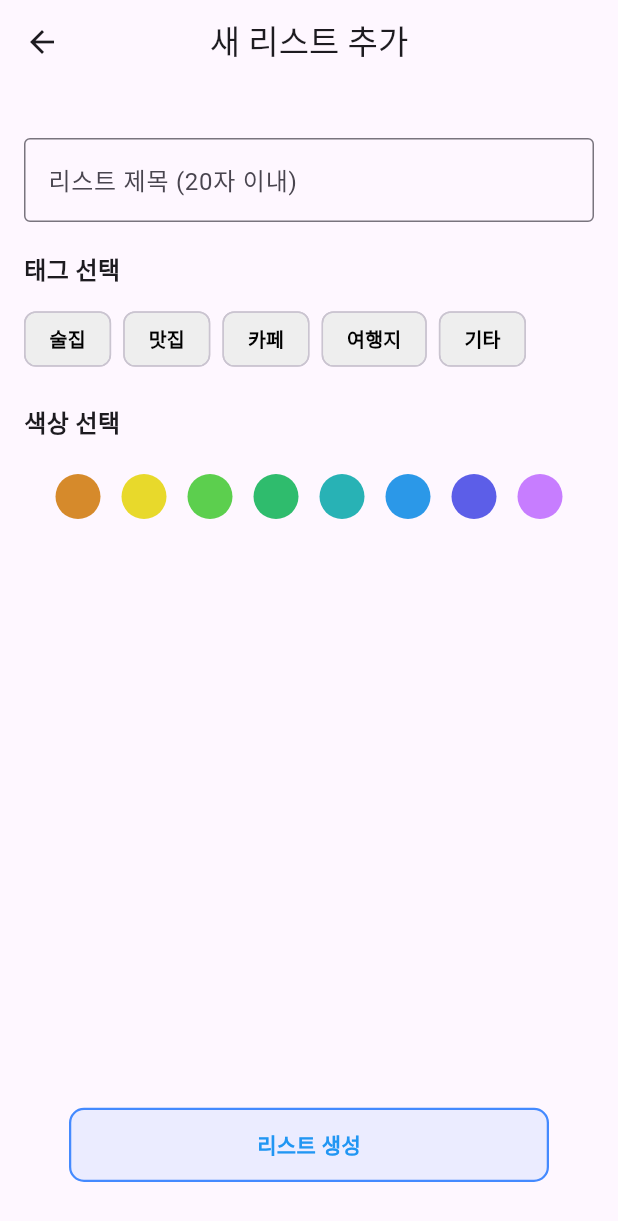
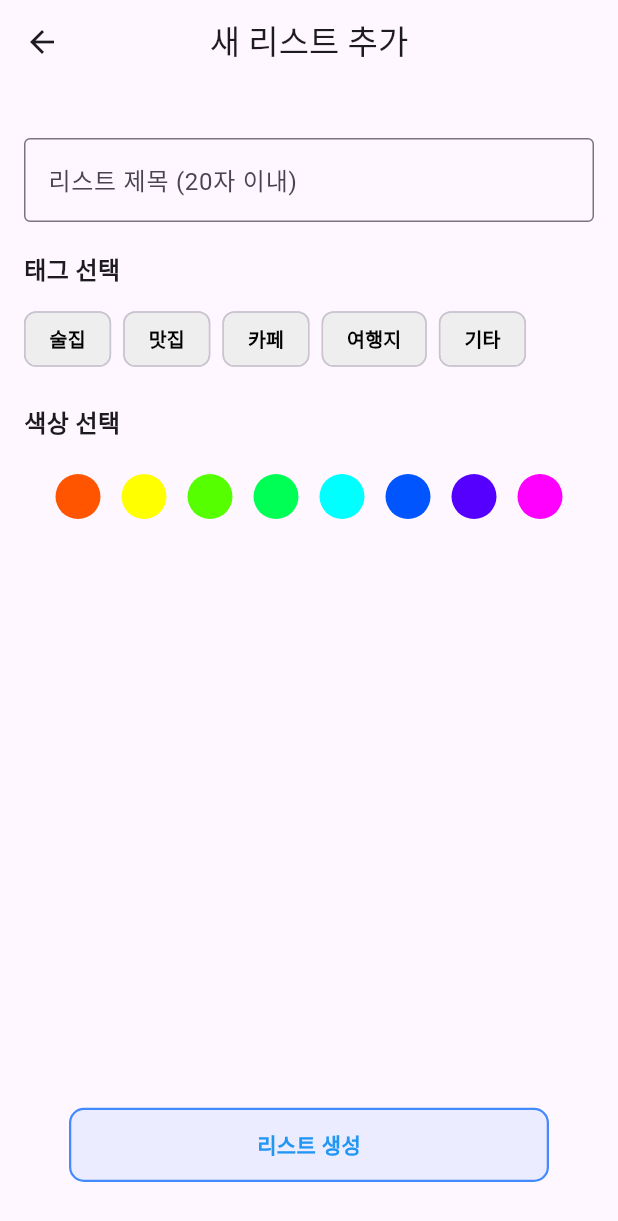
Before and after one commit to 2GS-LuckyTon/Pinmate_FE, a Flutter app: the MainScreen screen opened directly, item 2 of the bottom bar chosen, after a tap on "리스트 만들기", on a phone screen of 412 x 824 dp. Shown: the top 1221 px of the screen. Run offline on Flutter 3.47's test engine with Material 3 defaults, Android fonts, the phone set to English and light mode, and no system bars; our stand-ins replace flutter_screenutil, google_maps_flutter, location, shared_preferences; accounts and stored records are empty; network calls fail.

```diff
--- a/lib/screen/login/login.dart
+++ b/lib/screen/login/login.dart
@@ -25,14 +25,14 @@ class LoginScreen extends StatelessWidget {
               child: Column(
                 mainAxisAlignment: MainAxisAlignment.center,
                 children: [
-                  SizedBox(height: 0.2.sh), // 상단에 여백 추가
+                  SizedBox(height: 0.1.sh), // 상단에 여백 추가
                   const _Logo(),
                   SizedBox(height: 20.h), // 로고와 폼 사이의 간격
                   _FormContent(
                     idController: _idController,
                     passwordController: _passwordController,
                   ),
-                  SizedBox(height: 0.1.sh), // 하단 여백 추가
+                  SizedBox(height: 1.0.sh), // 하단 여백 추가
                 ],
               ),
             ),
--- a/lib/screen/mainfunction/saved/make_list_screen.dart
+++ b/lib/screen/mainfunction/saved/make_list_screen.dart
@@ -12,15 +12,16 @@ class MakeListScreen extends StatefulWidget {
 class _MakeListScreenState extends State<MakeListScreen> {
   final TextEditingController _titleController = TextEditingController();
   Color? selectedColor;
-  final List<Color> colorOptions = [
-    Color(0xFFD68A2B), // 20
-    Color(0xFFE8D92B), // 60
-    Color(0xFF5CCF4E), // 100
-    Color(0xFF2FBC6D), // 140
-    Color(0xFF28B2B5), // 180
-    Color(0xFF2B98E8), // 220
-    Color(0xFF5C5EE8), // 260
-    Color(0xFFC77DFF), // 300
+  double? seletedColor_hug;
+  final List<int> colorOptions = [
+    20,  // Color(0xFFD68A2B)
+    60,  // Color(0xFFE8D92B)
+    100, // Color(0xFF5CCF4E)
+    140, // Color(0xFF2FBC6D)
+    180, // Color(0xFF28B2B5)
+    220, // Color(0xFF2B98E8)
+    260, // Color(0xFF5C5EE8)
+    300, // Color(0xFFC77DFF)
   ];
   String? errorText;
 
@@ -28,7 +29,7 @@ class _MakeListScreenState extends State<MakeListScreen> {
   String? _selectedTag;
 
   Future<void> _createList() async {
-    if (_titleController.text.isEmpty || _selectedTag == null) {
+    if (_titleController.text.isEmpty || _selectedTag == null || selectedColor == null) {
       setState(() {
         errorText = _titleController.text.isEmpty ? "빈칸입니다!" : "태그를 선택하세요!";
       });
@@ -39,14 +40,15 @@ class _MakeListScreenState extends State<MakeListScreen> {
       errorText = null;
     });
 
-    final chosenColor = selectedColor?.value.toString() ?? Colors.blue.value.toString();
-
+    // Color가 선택된 경우 hue 값을 추출
+    if (selectedColor != null) { // 추가된 null 체크
+    print(seletedColor_hug);
       // POST request
       final response = await http.post(
         Uri.parse('https://your-api-url.com/api/list'),
         body: {
           'title': _titleController.text,
-        'color': chosenColor,
+          'color': seletedColor_hug, // hue를 문자열로 변환
           'tag': _selectedTag!,
         },
       );
@@ -57,6 +59,12 @@ class _MakeListScreenState extends State<MakeListScreen> {
         Navigator.pop(context);
         ScaffoldMessenger.of(context).showSnackBar(
           SnackBar(content: Text('리스트 생성 실패')),
+        );
+      }
+    } else {
+      // 색상이 선택되지 않았을 경우의 처리
+      ScaffoldMessenger.of(context).showSnackBar(
+        SnackBar(content: Text('색상을 선택하세요!')),
       );
     }
   }
@@ -117,11 +125,15 @@ class _MakeListScreenState extends State<MakeListScreen> {
                 Center(
                   child: Wrap(
                     spacing: 10,
-                    children: colorOptions.map((color) {
+                    children: colorOptions.map((color_hug) {
+                      double hue = color_hug is int ? (color_hug as int).toDouble() : 0.0;
+                      Color color = HSVColor.fromAHSV(1.0, hue, 1.0, 1.0).toColor(); // Create color from hue
+
                       return GestureDetector(
                         onTap: () {
                           setState(() {
                             selectedColor = color;
+                            seletedColor_hug = hue;
                           });
                         },
                         child: AnimatedContainer(
--- a/lib/screen/mainfunction/saved/saved_screen.dart
+++ b/lib/screen/mainfunction/saved/saved_screen.dart
@@ -13,8 +13,7 @@ class _SavedScreenState extends State<SavedScreen> {
   // 더미 데이터 리스트 생성
   final List<Map<String, dynamic>> savedItems = [
     {
-      'icon': Icons.location_on_outlined,
-      'color': Colors.pink,
+      'color': 20,
       'title': '경주',
       'locationCount': 32,
       'sharedCount': 122,
@@ -22,8 +21,7 @@ class _SavedScreenState extends State<SavedScreen> {
       'reviewChecked': false, // 리뷰 미작성
     },
     {
-      'icon': Icons.location_on_outlined,
-      'color': Colors.pink,
+      'color': 20,
       'title': '서울',
       'locationCount': 32,
       'sharedCount': 61,
@@ -31,8 +29,7 @@ class _SavedScreenState extends State<SavedScreen> {
       'reviewChecked': true, // 내 리스트는 리뷰 속성 필요 없음
     },
     {
-      'icon': Icons.location_on_outlined,
-      'color': Colors.amber,
+      'color': 100,
       'title': '맛방대지도',
       'locationCount': 32,
       'sharedCount': 61,
@@ -139,8 +136,10 @@ class _SavedScreenState extends State<SavedScreen> {
 
   // 리스트 아이템을 생성하는 메서드
   Widget buildListItem(Map<String, dynamic> item) {
+    double hue = item['color'] is int ? (item['color'] as int).toDouble() : 0.0;
+    Color color = HSVColor.fromAHSV(1.0, hue, 1.0, 1.0).toColor(); // Create color from hue
     return ListTile(
-      leading: Icon(item['icon'], color: item['color']),
+      leading: Icon(Icons.location_on_outlined, color: color),
       title: Text(item['title']),
       subtitle: Row(
         children: [
--- a/lib/screen/widgets/draggable_modal_sheet.dart
+++ b/lib/screen/widgets/draggable_modal_sheet.dart
@@ -1,52 +1,80 @@
 import 'package:flutter/material.dart';
 import 'package:flutter/cupertino.dart';
+import 'package:http/http.dart' as http;
+import 'dart:convert'; // JSON을 사용하기 위해 import합니다.
 import 'package:shared_map_app/screen/mainfunction/list/list_detail_screen.dart';
 import '../mainfunction/saved/make_list_screen.dart';
 
 class DraggableModalSheet extends StatelessWidget {
   const DraggableModalSheet({Key? key}) : super(key: key);
 
-  @override
-  Widget build(BuildContext context) {
-    final List<Map<String, dynamic>> savedItems = [
+  // 서버에서 데이터를 받아오는 함수
+  Future<List<Map<String, dynamic>>> _fetchSavedItems() async {
+    try {
+      final response = await http.get(Uri.parse('https://your-api-url.com/api/saved-items')); // 실제 API URL로 변경해야 합니다.
+
+      if (response.statusCode == 200) {
+        List<dynamic> jsonData = json.decode(response.body);
+        return jsonData.map((item) => item as Map<String, dynamic>).toList();
+      } else {
+        throw Exception('Failed to load saved items');
+      }
+    } catch (e) {
+      // 에러 발생 시 더미 데이터 반환
+      return _getDummyData();
+    }
+  }
+
+  // 더미 데이터 반환 함수
+  List<Map<String, dynamic>> _getDummyData() {
+    return [
       {
-        'icon': Icons.location_on_outlined,
-        'color': Colors.pink,
+        'color': 20,
         'title': '경주',
         'locationCount': 32,
         'sharedCount': 122,
         'mymine': false,
+        'places': [
+          {
+            'title': '경주 대릉원',
+            'latitude': 35.8352,
+            'longitude': 129.2190,
+            'description': '경주의 대표적인 고분군',
           },
           {
-        'icon': Icons.location_on_outlined,
-        'color': Colors.pink,
+            'title': '경주 불국사',
+            'latitude': 35.7894,
+            'longitude': 129.3312,
+            'description': '유네스코 세계문화유산',
+          },
+        ],
+      },
+      {
+        'color': 40,
         'title': '서울',
         'locationCount': 32,
         'sharedCount': 61,
         'mymine': true,
+        'places': [
+          {
+            'title': '인천대 공학대학',
+            'latitude': 37.3757,
+            'longitude': 126.6323,
+            'description': '공학 분야 교육의 중심지',
           },
           {
-        'icon': Icons.location_on_outlined,
-        'color': Colors.amber,
-        'title': '맛방대지도',
-        'locationCount': 32,
-        'sharedCount': 61,
-        'mymine': true,
+            'title': '인천대학교 학산도서관',
+            'latitude': 37.3747,
+            'longitude': 126.6322,
+            'description': '학습과 연구를 위한 도서관',
+          },
+        ],
       },
     ];
-
-    Future<void> _openMakeListScreen() {
-      return Navigator.push(
-        context,
-        CupertinoPageRoute(
-          builder: (context) => MakeListScreen(),
-        ),
-      );
   }
 
-    final List<Map<String, dynamic>> myList = savedItems.where((item) => item['mymine'] == true).toList();
-    final List<Map<String, dynamic>> otherList = savedItems.where((item) => item['mymine'] == false).toList();
-
+  @override
+  Widget build(BuildContext context) {
     return DraggableScrollableSheet(
       expand: true,
       initialChildSize: 0.05,
@@ -58,8 +86,24 @@ class DraggableModalSheet extends StatelessWidget {
             color: Colors.white,
             borderRadius: BorderRadius.vertical(top: Radius.circular(20)),
           ),
-          child: ListView(
-            padding: EdgeInsets.only(top:5),
+          child: FutureBuilder<List<Map<String, dynamic>>>(
+            future: _fetchSavedItems(), // 서버에서 데이터 fetch
+            builder: (context, snapshot) {
+              if (snapshot.connectionState == ConnectionState.waiting) {
+                return Center(child: CircularProgressIndicator()); // 로딩 중일 때
+              } else if (snapshot.hasError) {
+                return Center(child: Text('오류 발생: ${snapshot.error}')); // 에러 발생 시
+              } else if (!snapshot.hasData || snapshot.data!.isEmpty) {
+                return Center(child: Text('저장된 항목이 없습니다.')); // 데이터가 없을 경우
+              }
+
+              final List<Map<String, dynamic>> savedItems = snapshot.data!;
+
+              final List<Map<String, dynamic>> myList = savedItems.where((item) => item['mymine'] == true).toList();
+              final List<Map<String, dynamic>> otherList = savedItems.where((item) => item['mymine'] == false).toList();
+
+              return ListView(
+                padding: EdgeInsets.only(top: 5),
                 controller: scrollController,
                 children: [
                   Padding(
@@ -79,7 +123,12 @@ class DraggableModalSheet extends StatelessWidget {
                     leading: Icon(Icons.add_circle_outline, color: Colors.blue),
                     title: Text('새 리스트 만들기'),
                     onTap: () {
-                  _openMakeListScreen();
+                      Navigator.push(
+                        context,
+                        CupertinoPageRoute(
+                          builder: (context) => MakeListScreen(),
+                        ),
+                      );
                     },
                   ),
                   if (myList.isNotEmpty) ...[
@@ -89,16 +138,19 @@ class DraggableModalSheet extends StatelessWidget {
                     ...otherList.map((item) => buildListItem(context, item)).toList(),
                   ],
                 ],
+              );
+            },
           ),
         );
       },
     );
   }
-}
 
   Widget buildListItem(BuildContext context, Map<String, dynamic> item) {
+    double hue = item['color'] is int ? (item['color'] as int).toDouble() : 0.0;
+    Color color = HSVColor.fromAHSV(1.0, hue, 1.0, 1.0).toColor(); // Create color from hue
     return ListTile(
-    leading: Icon(item['icon'], color: item['color']),
+      leading: Icon(Icons.location_on_outlined, color: color),
       title: Text(item['title']),
       subtitle: Row(
         children: [
@@ -113,9 +165,12 @@ Widget buildListItem(BuildContext context, Map<String, dynamic> item) {
         Navigator.push(
           context,
           CupertinoPageRoute(
-          builder: (context) => ListDetailScreen(title: item['title']),
+            builder: (context) => ListDetailScreen(
+              title: item['title'],
+            ),
           ),
         );
       },
     );
   }
+}
```
Lines whose indentation alone changed are shown as unchanged.
